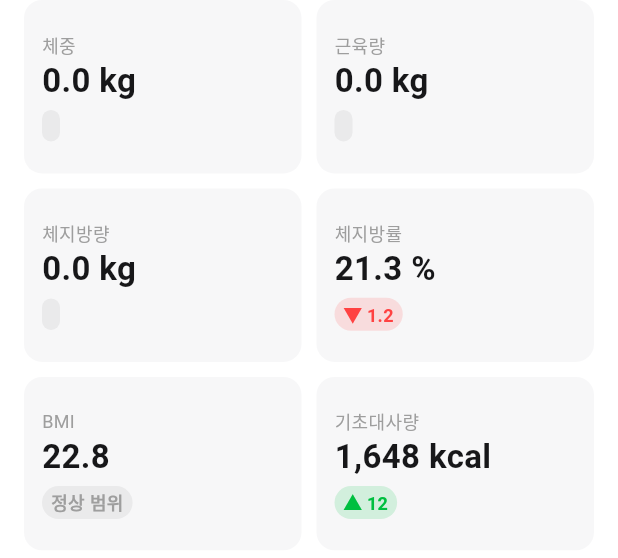
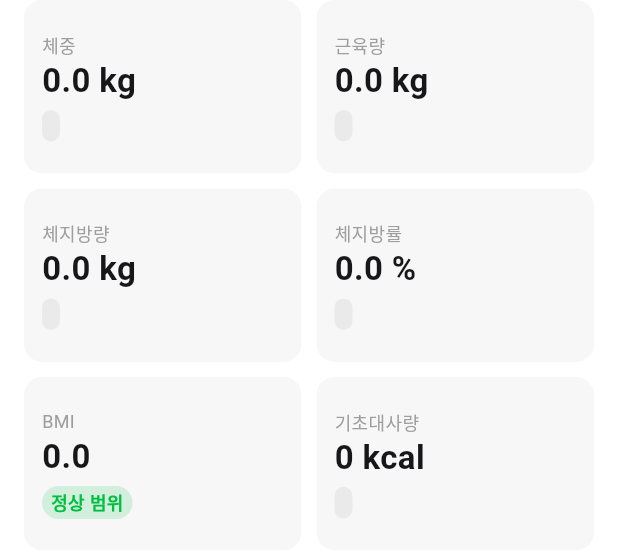
Before and after one commit to leeChaRam/FitMateFlutter, a Flutter app: the DetailMetricsGrid widget shown alone on an empty page, opened directly with empty values, on a phone screen of 412 x 824 dp. Shown: the top 558 px of the screen. Run offline on Flutter 3.47's test engine with Material 3 defaults, Android fonts, the phone set to English and light mode, and no system bars; our stand-ins replace dio; network calls fail.

Commit message:
세부사항 하드 코딩 및 체지방률, bmi 범위 설정 complete

```diff
--- a/lib/models/dashboard_response.dart
+++ b/lib/models/dashboard_response.dart
@@ -41,7 +41,70 @@ extension ChangeStatusColor on ChangeStatus {
         return FitMateTheme.colorPositive;
     }
   }
+}
 
+// BMI 범위 카테고리 (증감이 아니라 현재 어느 범위에 속하는지 의미)
+// 백엔드 0: 저체중, 1: 정상, 2: 과체중, 3: 비만
+
+enum BmiCategory {
+  underweight,
+  normal,
+  overweight,
+  obese;
+
+  static BmiCategory fromInt(int? value) {
+    switch (value) {
+      case 0:
+        return BmiCategory.underweight;
+      case 2:
+        return BmiCategory.overweight;
+      case 3:
+        return BmiCategory.obese;
+      case 1:
+      default:
+        return BmiCategory.normal;
+    }
+  }
+
+  int toInt() {
+    switch (this) {
+      case BmiCategory.underweight:
+        return 0;
+      case BmiCategory.normal:
+        return 1;
+      case BmiCategory.overweight:
+        return 2;
+      case BmiCategory.obese:
+        return 3;
+    }
+  }
+
+  // 화면에 보여줄 한글 라벨
+  String get label {
+    switch (this) {
+      case BmiCategory.underweight:
+        return '저체중';
+      case BmiCategory.normal:
+        return '정상 범위';
+      case BmiCategory.overweight:
+        return '과체중';
+      case BmiCategory.obese:
+        return '비만';
+    }
+  }
+
+  Color get color {
+    switch (this) {
+      case BmiCategory.underweight:
+        return FitMateTheme.colorWarning;
+      case BmiCategory.normal:
+        return FitMateTheme.colorPositive;
+      case BmiCategory.overweight:
+        return FitMateTheme.colorWarning;
+      case BmiCategory.obese:
+        return FitMateTheme.colorDanger;
+    }
+  }
 }
 
 /// 대시보드 상단 요약 + 하단 히스토리를 함께 담는 응답 모델
@@ -62,9 +125,18 @@ class DashboardResponse {
   final String? fatDelta;
   final ChangeStatus fatStatus;
 
+  final double? fatPercentage;
+  final String? fatPercentageDelta;
+  final ChangeStatus fatPercentageStatus;
+
   // 백엔드에서 계산된 지표
   final double? bmi;
-  final int? bmr;
+  final BmiCategory bmiStatus;
+
+  final int? bmr; // 기초대사량
+  final String? bmrDelta;
+  final ChangeStatus bmrStatus;
+
 
   // 차트/리스트용 전체 히스토리
   final List<BodyInfoHistory> historyList;
@@ -80,8 +152,14 @@ class DashboardResponse {
     this.muscleStatus = ChangeStatus.same,
     this.fatDelta,
     this.fatStatus = ChangeStatus.same,
+    this.fatPercentage,
+    this.fatPercentageDelta,
+    this.fatPercentageStatus = ChangeStatus.same,
     this.bmi,
+    this.bmiStatus = BmiCategory.normal,
     this.bmr,
+    this.bmrDelta,
+    this.bmrStatus = ChangeStatus.same,
     this.historyList = const [],
   });
 
@@ -97,8 +175,14 @@ class DashboardResponse {
       muscleStatus: ChangeStatus.fromInt(json['muscleStatus'] as int?),
       fatDelta: json['fatDelta'] as String?,
       fatStatus: ChangeStatus.fromInt(json['fatStatus'] as int?),
+      fatPercentage: (json['fatPercentage'] as num?)?.toDouble(),
+      fatPercentageDelta: json['fatPercentageDelta'] as String?,
+      fatPercentageStatus: ChangeStatus.fromInt(json['fatPercentageStatus'] as int?),
       bmi: (json['bmi'] as num?)?.toDouble(),
+      bmiStatus: BmiCategory.fromInt(json['bmiStatus'] as int?),
       bmr: json['bmr'] as int?,
+      bmrDelta: json['bmrDelta'] as String?,
+      bmrStatus: ChangeStatus.fromInt(json['bmrStatus'] as int?),
       historyList: (json['historyList'] as List<dynamic>? ?? [])
           .map((e) => BodyInfoHistory.fromJson(e as Map<String, dynamic>))
           .toList(),
@@ -117,8 +201,14 @@ class DashboardResponse {
       'muscleStatus': muscleStatus.toInt(),
       'fatDelta': fatDelta,
       'fatStatus': fatStatus.toInt(),
+      'fatPercentage': fatPercentage,
+      'fatPercentageDelta': fatPercentageDelta,
+      'fatPercentageStatus': fatPercentageStatus.toInt(),
       'bmi': bmi,
+      'bmiStatus': bmiStatus.toInt(),
       'bmr': bmr,
+      'bmrDelta': bmrDelta,
+      'bmrStatus': bmrStatus.toInt(),
       'historyList': historyList.map((e) => e.toJson()).toList(),
     };
   }
--- a/lib/screens/dashboard.dart
+++ b/lib/screens/dashboard.dart
@@ -116,33 +116,13 @@ class _BodyCompositionsDashboardState extends State<BodyCompositionsDashboard> {
 
                           Container(height: 8, color: Theme.of(context).dividerColor),
 
-                          //세부 지표 타이틀 및 그리드
+                          // 세부 지표 타이틀 및 그리드
                           Padding(
                             padding: const EdgeInsets.fromLTRB(16, 16, 16, 4),
                             child: Text('세부 지표', style: TextStyle(fontSize: 15, fontWeight: FontWeight.w600, color: cs.onSurface)),
                           ),
-                          Padding(
-                            padding: const EdgeInsets.symmetric(horizontal: 16.0),
-                            child: GridView.count(
-                              shrinkWrap: true,
-                              physics: const NeverScrollableScrollPhysics(),
-                              crossAxisCount: 2,
-                              childAspectRatio: 1.6, // 타일의 가로세로 비율 조정
-                              mainAxisSpacing: 10,
-                              crossAxisSpacing: 10,
-                              children:[
-                                // 실제 백엔드에서 받아온 최신값(latestInfo)을 주입
-                                _buildMetricTile(context, '체중', '${dashboard.latestWeight} kg', '▼ 0.8', FitMateTheme.colorDanger),
-                                _buildMetricTile(context, '근육량', '${dashboard.latestMuscleMass?? "-"} kg', '▲ 0.3', FitMateTheme.colorPositive),
-                                _buildMetricTile(context, '체지방량', '${dashboard.latestFatMass ?? "-"} kg', '▼ 1.1', FitMateTheme.colorDanger),
+                          DetailMetricsGrid(data: dashboard),
 
-                                // 💡 체지방률, BMI, 기초대사량은 현재 백엔드 엔티티에 없으므로, 수식이 완성되기 전까지 우선 기존 더미를 유지하거나 가공합니다.
-                                _buildMetricTile(context, '체지방률', '21.3 %', '▼ 1.2', FitMateTheme.colorDanger),
-                                _buildMetricTile(context, 'BMI', '22.8', '정상 범위', cs.outline, isNeu: true),
-                                _buildMetricTile(context, '기초대사량', '1,648 kcal', '▲ 12', FitMateTheme.colorPositive),
-                              ],
-                            ),
-                          ),
                           //측정 기록 헤더
                           Padding(
                             padding: const EdgeInsets.symmetric(horizontal: 16.0, vertical: 8.0),
@@ -452,21 +432,19 @@ class DetailMetricsGrid extends StatelessWidget{
         crossAxisSpacing: 10,
         children:[
           // 실제 백엔드에서 받아온 최신값(latestInfo)을 주입
-          _buildMetricTile(context, '체중', '${data.latestWeight} kg', '${data.weightDelta}', data.weightStatus),
-          _buildMetricTile(context, '근육량', '${data.latestMuscleMass?? "-"} kg', '${data.muscleDelta}', data.muscleStatus),
-          _buildMetricTile(context, '체지방량', '${data.latestFatMass ?? "-"} kg', '${data.fatDelta}', data.fatStatus),
-
-          // 💡 체지방률, BMI, 기초대사량은 현재 백엔드 엔티티에 없으므로, 수식이 완성되기 전까지 우선 기존 더미를 유지하거나 가공합니다.
-          _buildMetricTile(context, '체지방률', '21.3 %', '▼ 1.2', ChangeStatus.down),
-          _buildMetricTile(context, 'BMI', '22.8', '정상 범위', ChangeStatus.same, isNeu: true),
-          _buildMetricTile(context, '기초대사량', '1,648 kcal', '▲ 12', ChangeStatus.up),
+          _buildMetricTile(context, '체중', '${data.latestWeight ?? "-"} kg', data.weightDelta ?? '', data.weightStatus.color),
+          _buildMetricTile(context, '근육량', '${data.latestMuscleMass ?? "-"} kg', data.muscleDelta ?? '', data.muscleStatus.color),
+          _buildMetricTile(context, '체지방량', '${data.latestFatMass ?? "-"} kg', data.fatDelta ?? '', data.fatStatus.color),
+          _buildMetricTile(context, '체지방률', '${data.fatPercentage ?? "-"} %', data.fatPercentageDelta ?? '', data.fatPercentageStatus.color),
+          // 💡 BMI는 증감이 아니라 범위 카테고리 → 배지에 라벨과 카테고리 색상 표시
+          _buildMetricTile(context, 'BMI', '${data.bmi ?? "-"}', data.bmiStatus.label, data.bmiStatus.color),
+          _buildMetricTile(context, '기초대사량', '${data.bmr ?? "-"} kcal', data.bmrDelta ?? '', data.bmrStatus.color),
         ],
       ),
     );
   }
 
-  Widget _buildMetricTile(BuildContext context, String label, String value, String delta, ChangeStatus status, {bool isNeu = false}) {
-    final deltaColor = status.color;
+  Widget _buildMetricTile(BuildContext context, String label, String value, String delta, Color deltaColor ) {
     return Container(
       padding: const EdgeInsets.all(12),
       decoration: BoxDecoration(color: Theme.of(context).cardColor, borderRadius: BorderRadius.circular(FitMateTheme.radiusMd)),
```
